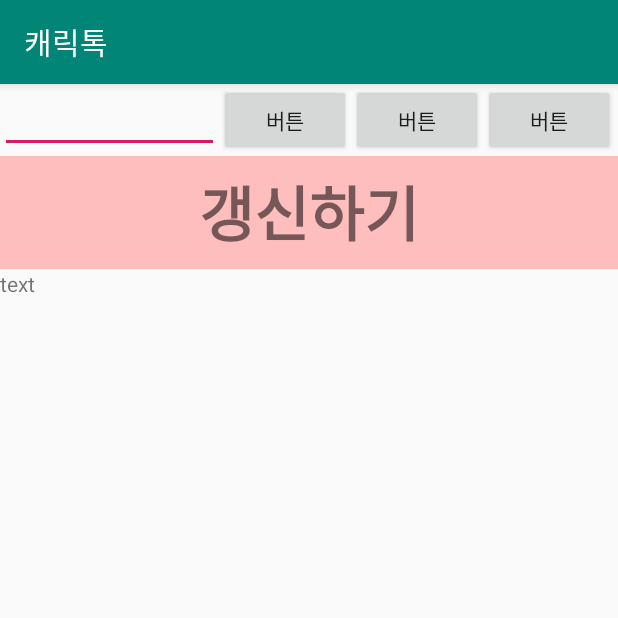
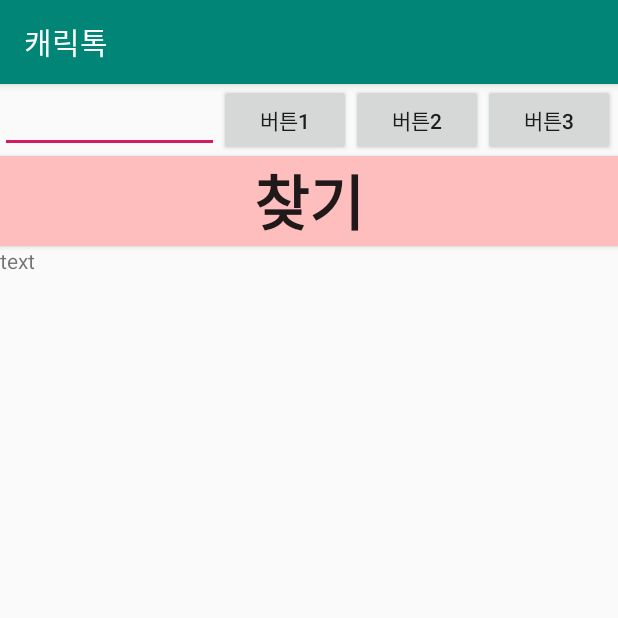
Before and after one commit to donyoeb/CharacTalk, an Android app: the SubActivity4 screen opened directly, with no data from a screen before it, on a phone screen of 412 x 824 dp, the top half of it. Run offline under Robolectric (Android 15) with nearby library versions, the phone set to English and light mode, and no system bars; 2 statements that could not run were skipped.

Commit message:
네이버 블로그 크롤링/ 추출문제 해결못하고 각 블로그 소개의 전체 내용이 나옴

```diff
--- a/app/src/main/java/com/google/wjddidgns22/SubActivity4.java
+++ b/app/src/main/java/com/google/wjddidgns22/SubActivity4.java
@@ -1,49 +1,73 @@
 package com.google.wjddidgns22;
+import android.content.Intent;
 import android.os.AsyncTask;
 import android.os.Bundle;
 import android.util.Log;
 import android.view.View;
+import android.widget.Button;
+import android.widget.EditText;
 import android.widget.TextView;
+import android.widget.Toast;
+
 import org.jsoup.Jsoup;
 import org.jsoup.nodes.Document;
 import org.jsoup.nodes.Element;
 import org.jsoup.select.Elements;
+
 import java.io.IOException;
 
 import androidx.appcompat.app.AppCompatActivity;
-
-
 public class SubActivity4 extends AppCompatActivity {
 
-    TextView textView; //결과를 띄어줄 TextView
-    TextView reload; //reload버튼
-    Elements contents;
+    public EditText editText; //결과를 띄어줄 TextView
+    public TextView textView; //결과를 띄어줄 TextView
+    public Button findbt; //reload버튼
+    public String topname;
+    Elements contents_name;
+    Elements contents_img;
     Document doc = null;
     String Top10;//결과를 저장할 문자열변수
+
 
     @Override
     protected void onCreate(Bundle savedInstanceState) {
         super.onCreate(savedInstanceState);
         setContentView(R.layout.activity_sub4);
 
+
+        Intent intent2 = getIntent();
+        final String id = intent2.getExtras().getString("탑이름"); // 오벨리스크 이름
+        topname = id;
+
+        Toast.makeText(SubActivity4.this, id ,Toast.LENGTH_SHORT).show();
+        editText = (EditText) findViewById(R.id.edtext);
         textView = (TextView) findViewById(R.id.textBox);
-        reload = (TextView) findViewById(R.id.reload);
+        findbt = (Button) findViewById(R.id.findbt);
 
-        reload.setOnClickListener(new View.OnClickListener() {//onclicklistener를 연결하여 터치시 실행됨
+        findbt.setOnClickListener(new View.OnClickListener() {//onclicklistener를 연결하여 터치시 실행됨
             @Override
             public void onClick(View v) {
                 new AsyncTask() {//AsyncTask객체 생성
                     @Override
                     protected Object doInBackground(Object[] params) {
+                        String url;
+                        url = "https://search.naver.com/search.naver?where=post&sm=tab_jum&query=";  //네이버 블로그 url
+                        String serch = editText.getText().toString();  //에딧텍스트에 입력한 단어
+
+                        int cntli = 1; // 블로그 갯수
                         try {
-                            doc = Jsoup.connect("https://datalab.naver.com/keyword/realtimeList.naver?age=20s&entertainment=-1&groupingLevel=1&marketing=-1&news=-1&sports=-1").get(); //naver페이지를 불러옴
-                            contents = doc.select("div.ranking_box");//셀렉터로 span태그중 class값이 ah_k인 내용을 가져옴
+                            doc = Jsoup.connect(url+topname+serch).get(); //url + 탑이름 + 검색단어로 페이지를 불러옴
+                            contents_name = doc.select("div[class=blog section _blogBase _prs_blg]").
+                                    select("li[class=sh_blog_top]"); //필요한 녀석만 꼬집어서 지정
+
+
+                            cntli++;
                         } catch (IOException e) {
                             e.printStackTrace();
                         }
                         Top10 = "";
                         int cnt = 0;//숫자를 세기위한 변수
-                        for(Element element: contents) {
+                        for(Element element: contents_name) {
                             cnt++;
                             Top10 += cnt+". "+element.text() + "\n";
                             if(cnt == 10)//10위까지 파싱하므로
--- a/app/src/main/res/layout/activity_sub4.xml
+++ b/app/src/main/res/layout/activity_sub4.xml
@@ -9,37 +9,39 @@
         android:orientation="horizontal">
 
         <EditText
+            android:id="@+id/edtext"
             android:layout_width="146dp"
             android:layout_height="wrap_content" />
         <Button
             android:layout_width="wrap_content"
             android:layout_height="wrap_content"
-            android:text="버튼"
+            android:text="버튼1"
             />
         <Button
             android:layout_width="wrap_content"
             android:layout_height="wrap_content"
-            android:text="버튼"
+            android:text="버튼2"
             />
         <Button
             android:layout_width="wrap_content"
             android:layout_height="wrap_content"
-            android:text="버튼"
+            android:text="버튼3"
             />
 
 
     </LinearLayout>
 
 
-    <TextView
+    <Button
+        android:id="@+id/findbt"
         android:layout_width="match_parent"
-        android:layout_height="75dp"
-        android:text="갱신하기"
+        android:layout_height="wrap_content"
+        android:background="#ffbebe"
+        android:gravity="center"
+        android:text="찾기"
         android:textSize="40sp"
-        android:gravity="center"
-        android:textStyle="bold"
-        android:background="#ffbebe"
-        android:id="@+id/reload"/>
+        android:textStyle="bold" />
+
     <ScrollView
         android:layout_width="match_parent"
         android:layout_height="match_parent">
```
Also changed, not shown: app/src/main/java/com/google/wjddidgns22/MainActivity.java (+4 -13 lines).
